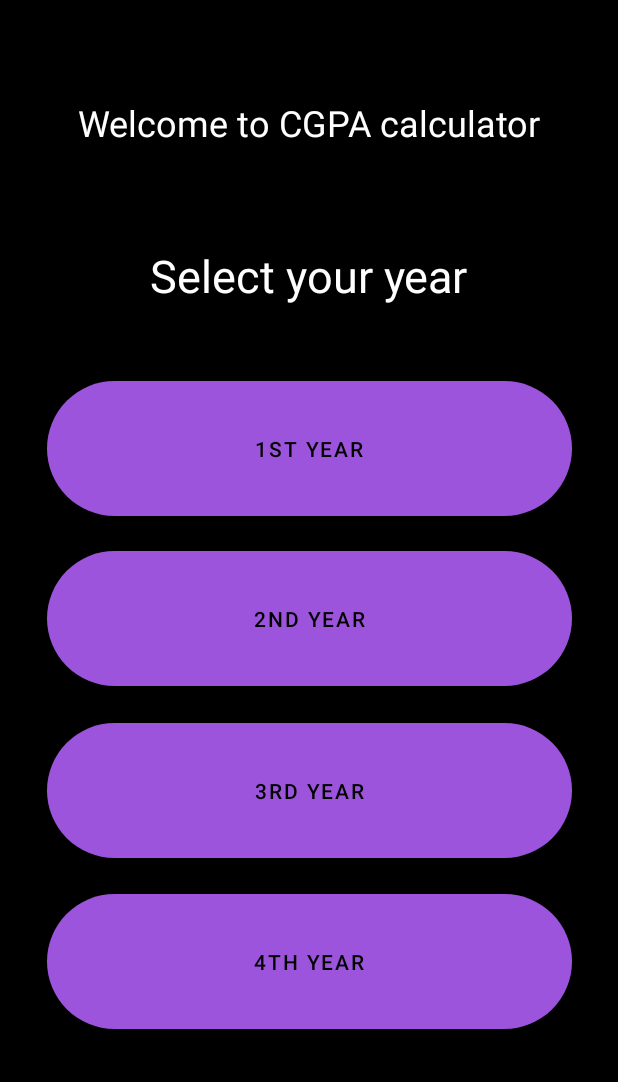
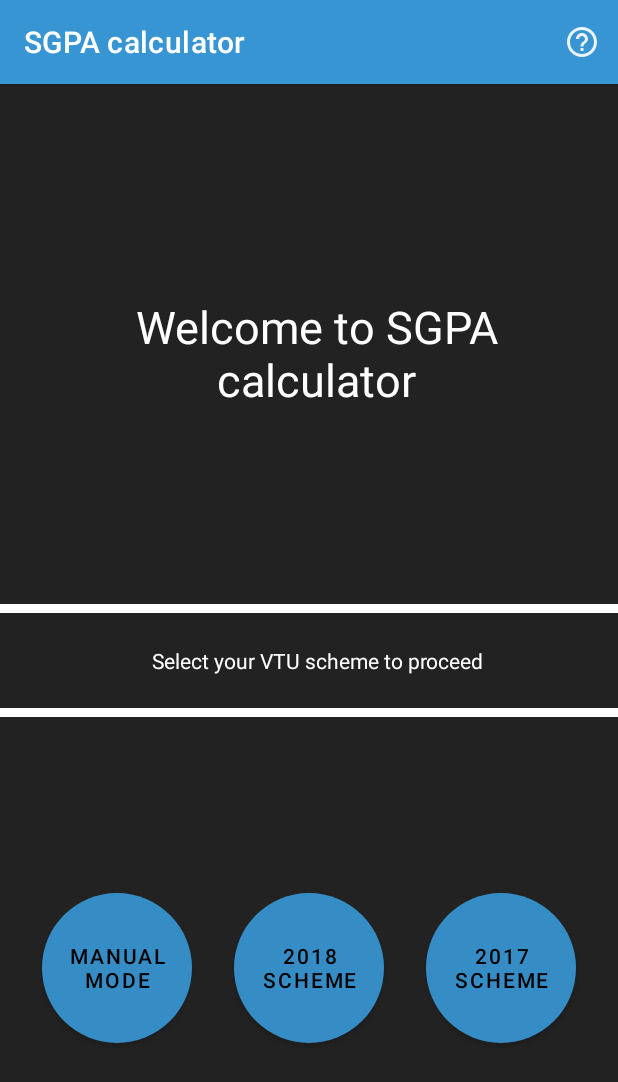
Before and after one commit to gauravponnappa/fantastic-SGPAcomputing-thingy, an Android app: the screen it shows after launch (MainActivity2 before the commit, Scheme after it), on a phone screen of 412 x 824 dp. Shown: the top 1082 px of the screen. Run offline under Robolectric (Android 15) with nearby library versions, the phone set to English and light mode, and no system bars; libraries missing offline, so code that uses them is left out: com.lalongooo.

Commit message:
looks good now

```diff
--- a/app/src/main/res/layout/activity_ccycle.xml
+++ b/app/src/main/res/layout/activity_ccycle.xml
@@ -400,7 +400,7 @@
         android:id="@+id/button"
         android:layout_width="match_parent"
         android:layout_height="wrap_content"
-        android:background="#000000"
+        android:background="@drawable/roundedbutton"
         android:text="reset" />
 
     <TextView
@@ -417,7 +417,7 @@
         android:id="@+id/buttoncalc"
         android:layout_width="match_parent"
         android:layout_height="wrap_content"
-        android:background="#000000"
+        android:background="@drawable/roundedbutton"
         android:text="calculate" />
 </TableRow>
 
--- a/app/src/main/res/layout/activity_scheme.xml
+++ b/app/src/main/res/layout/activity_scheme.xml
@@ -2,80 +2,90 @@
 <androidx.constraintlayout.widget.ConstraintLayout xmlns:android="http://schemas.android.com/apk/res/android"
     xmlns:app="http://schemas.android.com/apk/res-auto"
     xmlns:tools="http://schemas.android.com/tools"
-    android:background="#18191A"
     android:layout_width="match_parent"
     android:layout_height="match_parent"
+    android:background="#222222"
     tools:context=".Scheme">
 
 
 
-    <Button
-        android:id="@+id/scheme17"
-        android:layout_width="120dp"
-        android:layout_height="120dp"
-        android:background="@drawable/roundedbutton"
-
-        android:text="2017 SCHEME"
-        app:layout_constraintBottom_toTopOf="@+id/scheme"
-        app:layout_constraintEnd_toEndOf="@+id/scheme18"
-        app:layout_constraintStart_toStartOf="@+id/scheme18"
-        app:layout_constraintTop_toBottomOf="@+id/scheme18" />
 
     <Button
         android:id="@+id/scheme18"
-        android:layout_width="120dp"
-        android:layout_height="120dp"
-        android:layout_marginTop="32dp"
-
+        android:layout_width="100dp"
+        android:layout_height="100dp"
         android:background="@drawable/roundedbutton"
         android:text="2018 SCHEME"
+        app:layout_constraintBottom_toBottomOf="parent"
         app:layout_constraintEnd_toEndOf="parent"
-        app:layout_constraintStart_toEndOf="@+id/textView9"
-        app:layout_constraintTop_toTopOf="parent" />
+        app:layout_constraintStart_toStartOf="parent"
+        app:layout_constraintTop_toBottomOf="@+id/textView8" />
 
     <Button
         android:id="@+id/scheme"
-        android:layout_width="120dp"
+        android:layout_width="100dp"
 
-        android:layout_height="120dp"
+        android:layout_height="100dp"
+
         android:background="@drawable/roundedbutton"
         android:text="Manual Mode"
-
-        app:layout_constraintBottom_toBottomOf="parent"
-        app:layout_constraintEnd_toEndOf="@+id/scheme17"
-        app:layout_constraintStart_toStartOf="@+id/scheme17"
-        app:layout_constraintTop_toBottomOf="@+id/textView7" />
+        app:layout_constraintBottom_toBottomOf="@+id/scheme18"
+        app:layout_constraintEnd_toStartOf="@+id/scheme18"
+        app:layout_constraintStart_toStartOf="parent"
+        app:layout_constraintTop_toTopOf="@+id/scheme18" />
 
     <TextView
         android:id="@+id/textView9"
-        android:layout_width="wrap_content"
-        android:layout_height="wrap_content"
-        android:paddingLeft="20dp"
-        android:text="SGPA calculator"
+        android:layout_width="385dp"
+        android:layout_height="178dp"
+        android:gravity="center"
+        android:paddingLeft="10dp"
+        android:text="Welcome to SGPA calculator"
         android:textSize="30sp"
         app:layout_constraintBottom_toTopOf="@+id/textView8"
+        app:layout_constraintEnd_toEndOf="parent"
         app:layout_constraintStart_toStartOf="parent"
         app:layout_constraintTop_toTopOf="parent" />
 
     <TextView
         android:id="@+id/textView8"
-        android:layout_width="200dp"
-        android:layout_height="wrap_content"
-        android:paddingLeft="20dp"
-        android:text="please select your VTU scheme to proceed "
-        app:layout_constraintBottom_toTopOf="@+id/scheme17"
+        android:layout_width="352dp"
+        android:layout_height="51dp"
+        android:gravity="center"
+        android:paddingLeft="15dp"
+        android:text="Select your VTU scheme to proceed "
+        app:layout_constraintBottom_toBottomOf="parent"
+        app:layout_constraintEnd_toEndOf="parent"
         app:layout_constraintStart_toStartOf="parent"
         app:layout_constraintTop_toTopOf="parent" />
 
-    <TextView
-        android:id="@+id/textView7"
-        android:layout_width="wrap_content"
-        android:layout_height="wrap_content"
-        android:text="TextView"
-        android:visibility="gone"
-        app:layout_constraintBottom_toBottomOf="parent"
-        app:layout_constraintEnd_toStartOf="@+id/scheme17"
-        app:layout_constraintStart_toStartOf="parent"
-        app:layout_constraintTop_toBottomOf="@+id/scheme18" />
+
+    <Button
+        android:id="@+id/scheme17"
+        android:layout_width="100dp"
+        android:layout_height="100dp"
+        android:background="@drawable/roundedbutton"
+        android:text="2017 scheme"
+        app:layout_constraintBottom_toBottomOf="@+id/scheme18"
+        app:layout_constraintEnd_toEndOf="parent"
+        app:layout_constraintStart_toEndOf="@+id/scheme18"
+        app:layout_constraintTop_toTopOf="@+id/scheme18" />
+
+    <ImageView
+        android:id="@+id/imageView22"
+        android:layout_width="1204dp"
+        android:layout_height="18dp"
+        app:layout_constraintEnd_toEndOf="@+id/textView8"
+        app:layout_constraintStart_toStartOf="@+id/textView8"
+        app:layout_constraintTop_toBottomOf="@+id/textView8"
+        app:srcCompat="@drawable/divider" />
+    <ImageView
+    android:id="@+id/imageView33"
+    android:layout_width="1204dp"
+    android:layout_height="18dp"
+    app:layout_constraintEnd_toEndOf="@+id/textView8"
+    app:layout_constraintStart_toStartOf="@+id/textView8"
+    app:layout_constraintBottom_toTopOf="@+id/textView8"
+    app:srcCompat="@drawable/divider" />
 
 </androidx.constraintlayout.widget.ConstraintLayout>
--- a/app/src/main/res/values/colors.xml
+++ b/app/src/main/res/values/colors.xml
@@ -1,9 +1,9 @@
 <?xml version="1.0" encoding="utf-8"?>
 <resources>
     <color name="purple_200">#FFFF00</color> //buttons
-    <color name="purple_500">#a95aec</color>//whole theme
-    <color name="purple_700">#FF000000</color>//status bar
-    <color name="teal_200">#FFFF00</color>//cursor
+    <color name="purple_500">#3895D3</color>//whole theme
+    <color name="purple_700">#222222</color>//status bar
+    <color name="teal_200">#FFFFff</color>//cursor
     <color name="teal_700">#FFFF00</color>
     <color name="black">#000000</color>
     <color name="white">#FFFFFF</color>
--- a/app/src/main/res/values/themes.xml
+++ b/app/src/main/res/values/themes.xml
@@ -3,7 +3,7 @@
     <style name="Theme.CGPACalculator" parent="Theme.MaterialComponents.DayNight.DarkActionBar">
         <!-- Primary brand color. -->
         <item name="colorPrimary">@color/purple_500</item>
-        <item name="colorPrimaryVariant">@color/purple_700</item>
+        <item name="colorPrimaryVariant">#1261A0</item>
         <item name="colorOnPrimary">@color/black</item>
         <!-- Secondary brand color. -->
         <item name="colorSecondary">@color/teal_200</item>
```
Also changed, not shown: app/src/main/AndroidManifest.xml (+6 -10 lines), app/src/main/java/com/example/cgpacalculator/Branch.java (added, +30 -0 lines), app/src/main/res/layout/activity_branch.xml (added, +103 -0 lines), app/src/main/res/layout/activity_four_e.xml (+10 -4 lines), app/src/main/res/layout/activity_four_o.xml (+14 -5 lines), app/src/main/res/layout/activity_pcycle.xml (+12 -7 lines), app/src/main/res/layout/activity_three_e.xml (+10 -5 lines), app/src/main/res/layout/activity_three_o.xml (+10 -4 lines), app/src/main/res/layout/activity_tow_e.xml (+10 -4 lines), app/src/main/res/layout/activity_tow_o.xml (+10 -4 lines), app/src/main/res/drawable/divider.png (added), app/src/main/res/drawable/main_icon.png (added).
